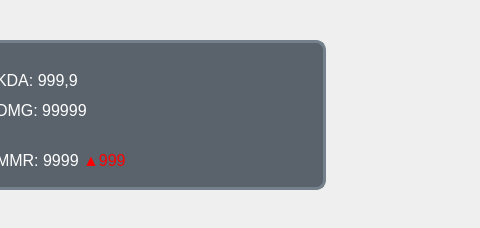
CSID-DGU/2024-1-OSSP2-team-08-GameAssistant, file Data/UI/Record/MatchRecord.ui: the form before one commit; both pictures show x 444 to 924 and y 0 to 228 of the 1028 by 228 pixel window.
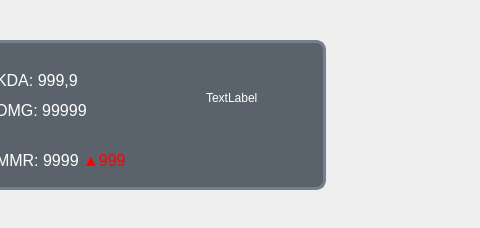
The form after the commit. Icons and pictures are not drawn.

```diff
--- a/Data/UI/Record/MatchRecord.ui
+++ b/Data/UI/Record/MatchRecord.ui
@@ -179,6 +179,24 @@
      <string>&lt;html&gt;&lt;head/&gt;&lt;body&gt;&lt;p&gt;&lt;span style=&quot; font-size:12pt;&quot;&gt;MMR: 9999 &lt;/span&gt;&lt;span style=&quot; font-size:12pt; color:#ff0000;&quot;&gt;▲999&lt;/span&gt;&lt;/p&gt;&lt;/body&gt;&lt;/html&gt;</string>
     </property>
    </widget>
+   <widget class="QLabel" name="label">
+    <property name="geometry">
+     <rect>
+      <x>640</x>
+      <y>50</y>
+      <width>68</width>
+      <height>15</height>
+     </rect>
+    </property>
+    <property name="styleSheet">
+     <string notr="true">font: 9pt &quot;KoPub돋움체 Bold&quot;;
+color: rgb(255, 255, 255);
+background-color: rgb(90, 99, 108);</string>
+    </property>
+    <property name="text">
+     <string>TextLabel</string>
+    </property>
+   </widget>
   </widget>
  </widget>
  <resources/>
```
